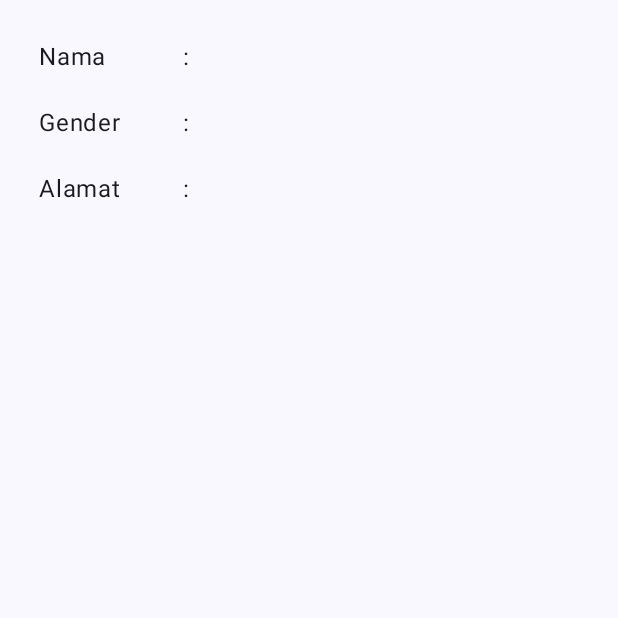
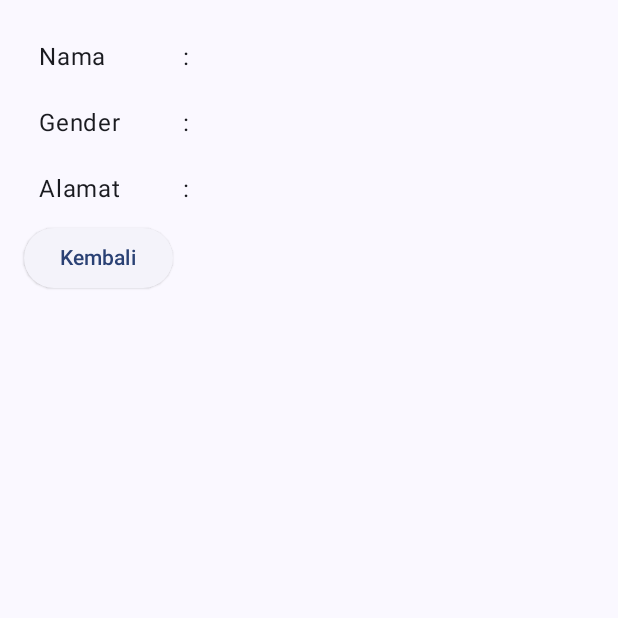
Before and after one commit to RezaAzharii/QuestNavigasiMVVM_011, an Android app built with Jetpack Compose: the DetailMahasiswaView screen opened through its navigation route, on a phone screen of 412 x 824 dp, the top half of it. Run offline under Robolectric (Android 15) with nearby library versions, the phone set to English and light mode, and no system bars.

Commit message:
Lupa menambahkan button kembali pada DetailMahasiswaView

```diff
--- a/app/src/main/java/com/example/viewmodel/ui/view/DetailMahasiswaView.kt
+++ b/app/src/main/java/com/example/viewmodel/ui/view/DetailMahasiswaView.kt
@@ -5,6 +5,7 @@ import androidx.compose.foundation.layout.Row
 import androidx.compose.foundation.layout.fillMaxSize
 import androidx.compose.foundation.layout.fillMaxWidth
 import androidx.compose.foundation.layout.padding
+import androidx.compose.material3.ElevatedButton
 import androidx.compose.material3.Text
 import androidx.compose.runtime.Composable
 import androidx.compose.ui.Modifier
@@ -31,6 +32,11 @@ fun DetailMahasiswaView(
             DetailMhs(judul = data.first,
                 isinya = data.second)
         }
+        ElevatedButton(
+            onClick = { onBackButton() }
+        ) {
+            Text("Kembali")
+        }
     }
 }
 
```
